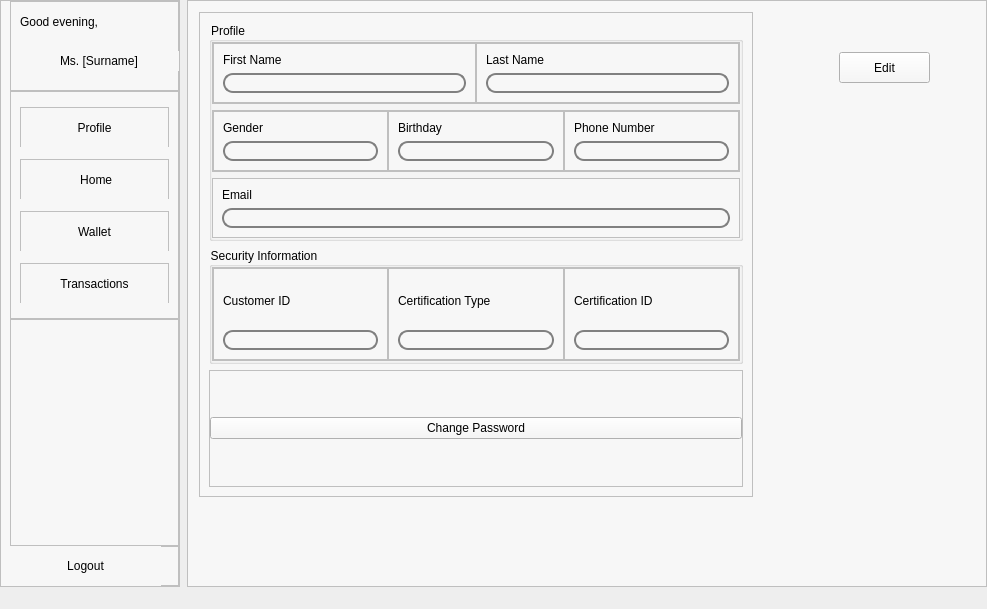
The window that p_main.ui (jiarui0000/COMP3278) describes before a commit, drawn with Qt 5.
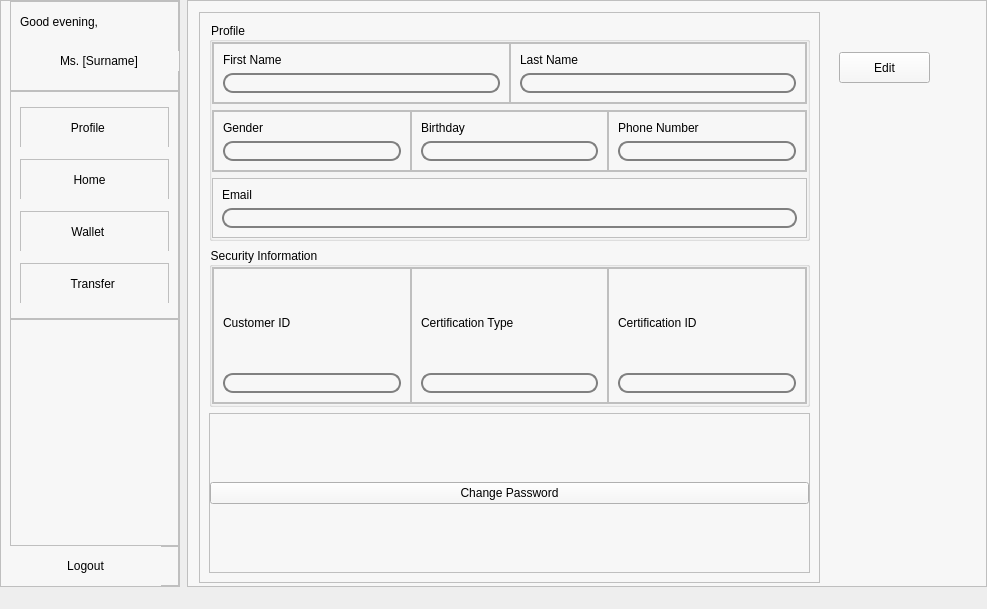
The same window after the commit. Icons and pictures are not drawn.

Commit message: logout pop window and birthday msg

Patch:
```diff
--- a/p_main.ui
+++ b/p_main.ui
@@ -174,7 +174,7 @@
 }</string>
                </property>
                <property name="text">
-                <string>Profile</string>
+                <string>Profile    </string>
                </property>
                <property name="icon">
                 <iconset>
@@ -235,7 +235,7 @@
 }</string>
                </property>
                <property name="text">
-                <string> Home</string>
+                <string> Home    </string>
                </property>
                <property name="icon">
                 <iconset>
@@ -296,7 +296,7 @@
 }</string>
                </property>
                <property name="text">
-                <string>Wallet</string>
+                <string>Wallet    </string>
                </property>
                <property name="icon">
                 <iconset>
@@ -357,7 +357,7 @@
 }</string>
                </property>
                <property name="text">
-                <string>Transactions</string>
+                <string>Transfer </string>
                </property>
                <property name="icon">
                 <iconset>
@@ -490,8 +490,8 @@
             <rect>
              <x>0</x>
              <y>0</y>
-             <width>554</width>
-             <height>485</height>
+             <width>621</width>
+             <height>571</height>
             </rect>
            </property>
            <property name="styleSheet">
```
Left out of the diff: 2 changed lines with no effect on the pictures. The commit also changes 3 other files.
